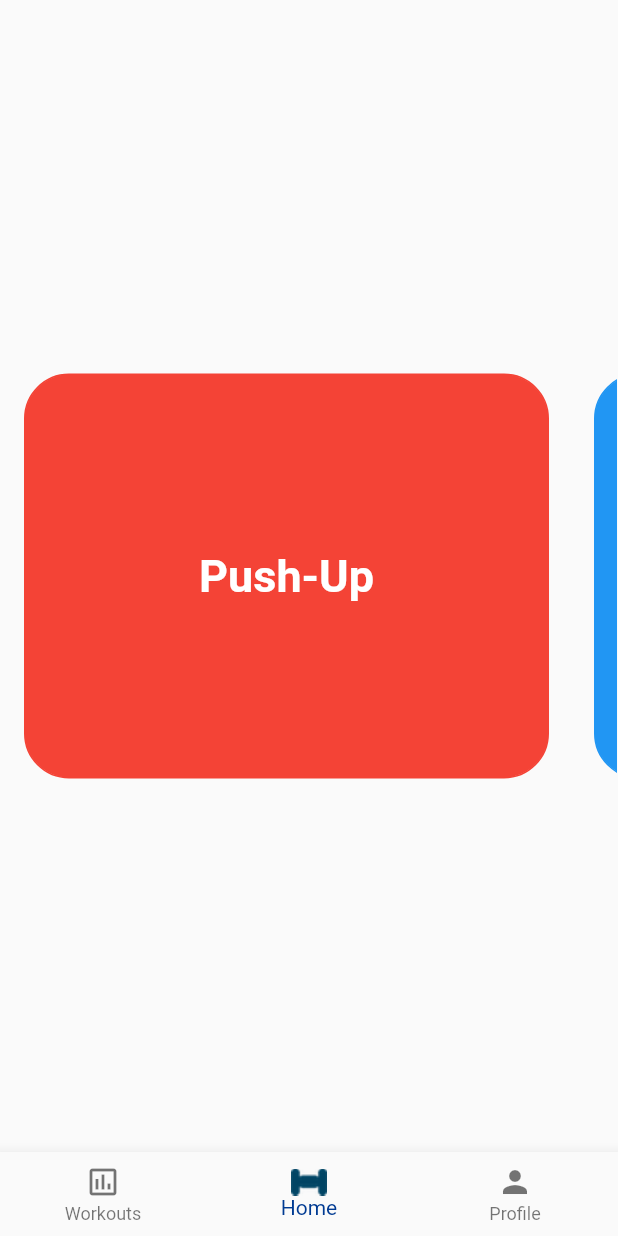
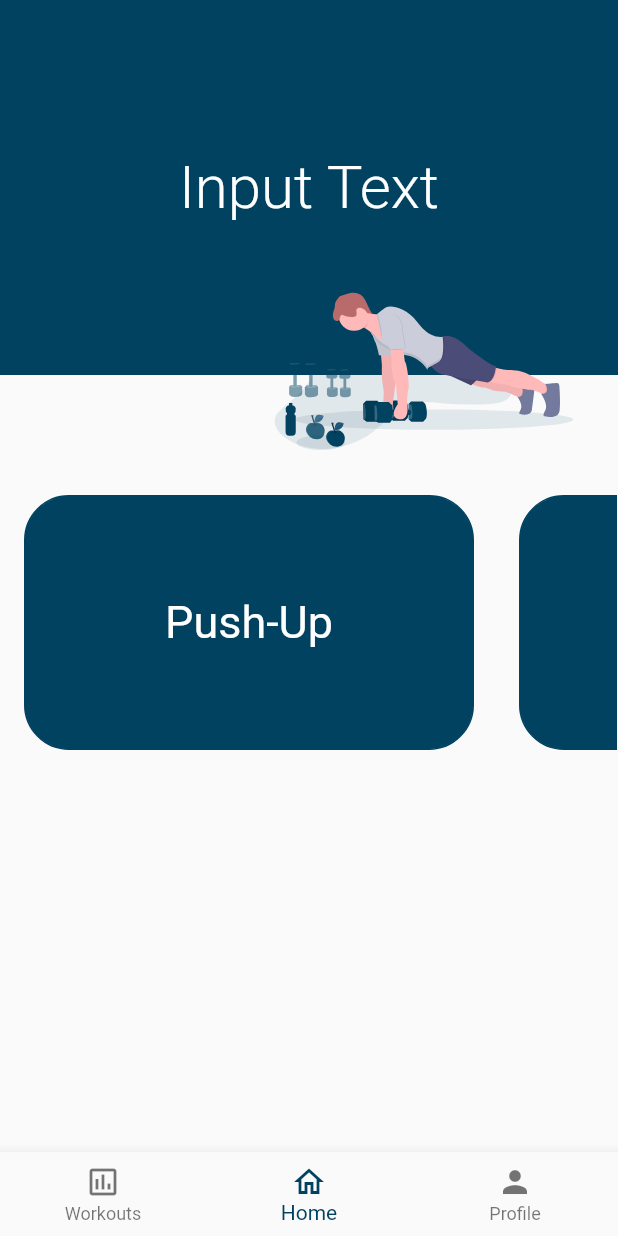
Before and after one commit to vibhavrajkumar/hometrain, a Flutter app: the screen it shows after launch, item 2 of the bottom bar chosen, on a phone screen of 412 x 824 dp. Run offline on Flutter 3.47's test engine with Material 2 defaults, Android fonts, the phone set to English and light mode, and no system bars; our stand-ins replace flutter_svg.

Commit message:
Merged scroll to homepage

```diff
--- /dev/null
+++ b/home_train/lib/components/home_banner.dart
@@ -0,0 +1,69 @@
+import 'package:flutter/material.dart';
+import 'package:flutter_svg/flutter_svg.dart';
+// import 'package:home_train/components/workout_scroll.dart';
+import 'package:home_train/constants.dart' as constants;
+
+class HomeBanner extends StatefulWidget {
+  const HomeBanner({Key? key}) : super(key: key);
+
+  @override
+  _HomeBanner createState() => _HomeBanner();
+}
+
+class _HomeBanner extends State<HomeBanner> {
+  @override
+  Widget build(BuildContext context) {
+    double width_ = MediaQuery.of(context).size.width;
+    double height_ = MediaQuery.of(context).size.height;
+    return Container(
+      height: 300,
+      // color: Color.fromARGB(255, 255, 0, 0),
+      child: Stack(children: <Widget>[
+        Container(
+          color: constants.mainColor,
+          width: width_,
+          height: 250,
+          child: Row(
+            mainAxisAlignment: MainAxisAlignment.center,
+            children: <Widget>[
+              Column(
+                mainAxisAlignment: MainAxisAlignment.center,
+                children: <Widget>[
+                  _buildTitle(),
+                ],
+              ),
+            ],
+          ),
+        ),
+        Positioned(
+          top: 150,
+          right: 0,
+          child: SvgPicture.asset(
+            "images/man_workout.svg",
+            height: 150,
+          ),
+        ),
+      ]),
+    );
+  }
+}
+
+Widget _buildTitle() {
+  return Center(
+    child: Container(
+      child: Column(
+        children: const <Widget>[
+          Text(
+            "Input Text",
+            style: TextStyle(
+              color: Colors.white,
+              fontWeight: FontWeight.w300,
+              fontSize: 40,
+            ),
+            // textAlign: TextAlign.center,
+          ),
+        ],
+      ),
+    ),
+  );
+}
--- a/home_train/lib/components/navbar.dart
+++ b/home_train/lib/components/navbar.dart
@@ -1,5 +1,6 @@
 import 'package:flutter/material.dart';
 import 'package:home_train/screens/home_screen.dart';
+import 'package:home_train/constants.dart' as constants;
 
 class BottomNavbar extends StatefulWidget {
   const BottomNavbar({Key? key}) : super(key: key);
@@ -39,22 +40,23 @@ class _BottomNavbar extends State<BottomNavbar> {
         child: _widgetOptions.elementAt(_selectedIndex),
       ),
       bottomNavigationBar: BottomNavigationBar(
-        items: <BottomNavigationBarItem>[
-          const BottomNavigationBarItem(
+        items: const <BottomNavigationBarItem>[
+          BottomNavigationBarItem(
             icon: Icon(Icons.assessment_outlined),
             label: 'Workouts',
           ),
           BottomNavigationBarItem(
-            icon: Image.asset('images/HomeTrainLogo.png'),
+            // icon: Image.asset('images/HomeTrainLogo.png'),
+            icon: Icon(Icons.home_outlined),
             label: 'Home',
           ),
-          const BottomNavigationBarItem(
+          BottomNavigationBarItem(
             icon: Icon(Icons.person),
             label: 'Profile',
           ),
         ],
         currentIndex: _selectedIndex,
-        selectedItemColor: const Color.fromARGB(255, 0, 58, 146),
+        selectedItemColor: constants.mainColor,
         onTap: _onItemTapped,
       ),
     );
--- a/home_train/lib/components/workout_scroll.dart
+++ b/home_train/lib/components/workout_scroll.dart
@@ -1,4 +1,5 @@
 import 'package:flutter/material.dart';
+import 'package:home_train/constants.dart' as constants;
 
 class WorkoutBox extends Container {
   WorkoutBox({Key? key}) : super(key: key);
@@ -10,14 +11,14 @@ class WorkoutBox extends Container {
             border: Border.all(color: color),
             color: color,
             borderRadius: BorderRadius.circular(30)),
-        width: 350.0,
+        width: 300.0,
         child: Align(
           alignment: Alignment.center,
           child: Text(
             label,
             textAlign: TextAlign.center,
             style: const TextStyle(
-              fontWeight: FontWeight.bold,
+              fontWeight: FontWeight.w400,
               color: Colors.white,
               fontSize: 30,
             ), // This needs to be standardized and default
@@ -46,16 +47,16 @@ class _WorkoutScroll extends State<WorkoutScroll> {
   Widget build(BuildContext context) {
     return Container(
       margin: const EdgeInsets.symmetric(vertical: 15.0, horizontal: 1.0),
-      height: 300,
+      height: 200,
       child: ListView(
         scrollDirection: Axis.horizontal,
         children: <Widget>[
-          WorkoutBox.getWorkoutBox(Colors.red, "Push-Up", context),
-          WorkoutBox.getWorkoutBox(Colors.blue, "Sit-Up", context),
-          WorkoutBox.getWorkoutBox(Colors.green, "Squat", context),
-          WorkoutBox.getWorkoutBox(Colors.deepPurpleAccent, "Plank", context),
+          WorkoutBox.getWorkoutBox(constants.mainColor, "Push-Up", context),
+          WorkoutBox.getWorkoutBox(constants.mainColor, "Squat", context),
+          WorkoutBox.getWorkoutBox(constants.mainColor, "Sit-Up", context),
+          WorkoutBox.getWorkoutBox(constants.mainColor, "Plank", context),
           WorkoutBox.getWorkoutBox(
-              Colors.pink, "Double Romanian Deadlifts", context),
+              constants.mainColor, "Double Romanian Deadlifts", context),
         ],
       ),
     );
--- /dev/null
+++ b/home_train/lib/constants.dart
@@ -0,0 +1,11 @@
+import 'package:flutter/material.dart';
+
+const Color mainColor = Color.fromARGB(255, 0, 66, 96);
+
+getScreenHeight(context) {
+  return MediaQuery.of(context).size.height;
+}
+
+getScreenWidth(context) {
+  return MediaQuery.of(context).size.width;
+}
--- a/home_train/lib/main.dart
+++ b/home_train/lib/main.dart
@@ -12,7 +12,8 @@ class MyApp extends StatelessWidget {
   @override
   Widget build(BuildContext context) {
     return MaterialApp(
-      title: 'Flutter Demo',
+      debugShowCheckedModeBanner: false,
+      title: 'Home Train',
       theme: ThemeData(primarySwatch: Colors.blue),
       home: const BottomNavbar(),
     );
--- a/home_train/lib/screens/home_screen.dart
+++ b/home_train/lib/screens/home_screen.dart
@@ -1,5 +1,6 @@
 import 'package:flutter/material.dart';
 import 'package:home_train/components/workout_scroll.dart';
+import 'package:home_train/components/home_banner.dart';
 
 class HomeScreen extends StatefulWidget {
   const HomeScreen({Key? key}) : super(key: key);
@@ -11,10 +12,8 @@ class HomeScreen extends StatefulWidget {
 class _HomeScreen extends State<HomeScreen> {
   @override
   Widget build(BuildContext context) {
-    return const Scaffold(
-      body: Center(
-        child: WorkoutScroll(),
-      ),
+    return Column(
+      children: const [HomeBanner(), WorkoutScroll()],
     );
   }
 }
--- a/home_train/pubspec.yaml
+++ b/home_train/pubspec.yaml
@@ -33,6 +33,7 @@ dependencies:
 
   # The following adds the Cupertino Icons font to your application.
   # Use with the CupertinoIcons class for iOS style icons.
+  flutter_svg: ^1.0.3
   cupertino_icons: ^1.0.2
 
 dev_dependencies:
@@ -61,7 +62,7 @@ flutter:
 
   # To add assets to your application, add an assets section, like this:
   assets:
-    - images/HomeTrainLogo.png
+    - images/
 
   # An image asset can refer to one or more resolution-specific "variants", see
   # https://flutter.dev/assets-and-images/#resolution-aware.
```
Also changed, not shown: home_train/images/man_workout.svg (added), home_train/pubspec.lock.
